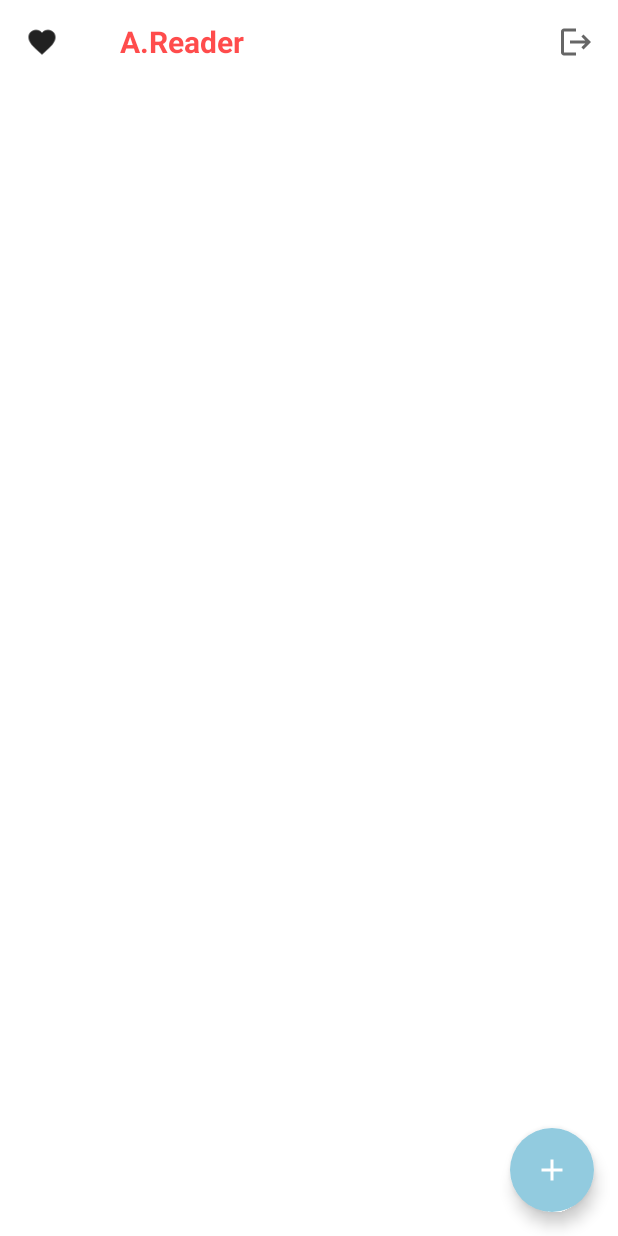
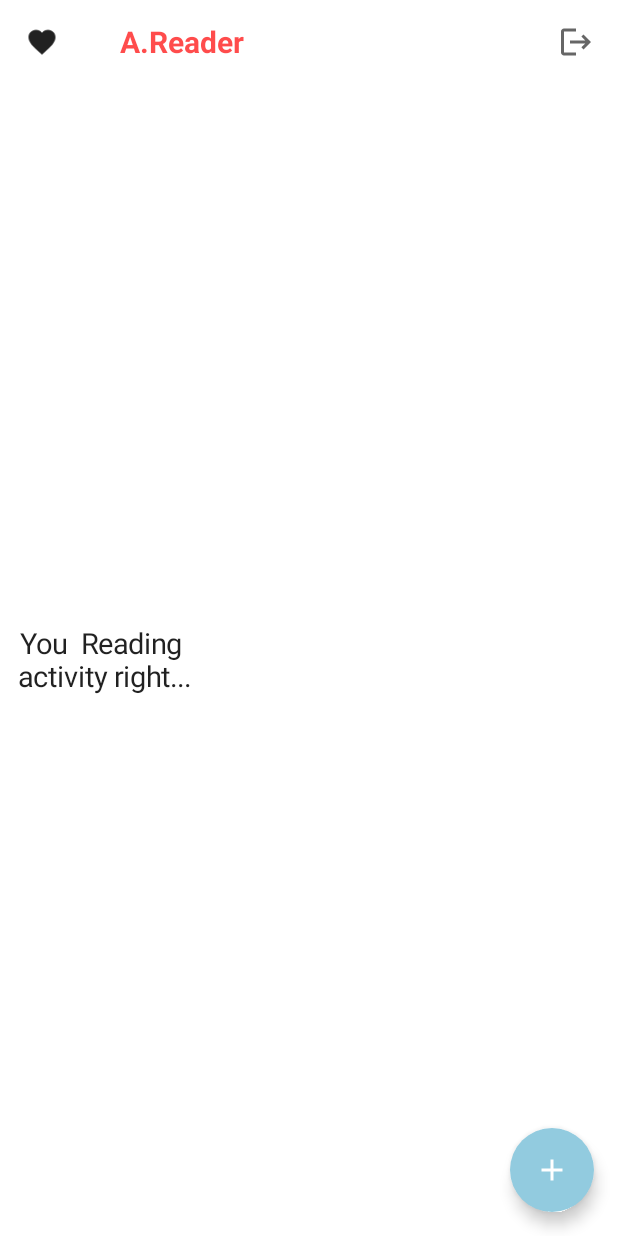
Before and after one commit to wladyband/App-Kotlin-Book-Clean-Architecture-, an Android app built with Jetpack Compose: the Home screen opened through its navigation route, on a phone screen of 412 x 824 dp. Run offline under Robolectric (Android 15) with nearby library versions, the phone set to English and light mode, and no system bars; our stand-ins replace Dagger/Hilt's generated code, Firebase (no records; nobody signed in at launch, a user with empty details on screens opened directly).

```diff
--- a/app/build.gradle
+++ b/app/build.gradle
@@ -40,7 +40,7 @@ android {
         compose true
     }
     composeOptions {
-        kotlinCompilerExtensionVersion '1.2.0'
+        kotlinCompilerExtensionVersion '1.4.3'
     }
     packagingOptions {
         resources {
--- a/app/src/main/java/com/wladimirbr/readingplan/MainActivity.kt
+++ b/app/src/main/java/com/wladimirbr/readingplan/MainActivity.kt
@@ -1,7 +1,6 @@
 package com.wladimirbr.readingplan
 
 import android.os.Bundle
-import android.util.Log
 import androidx.activity.ComponentActivity
 import androidx.activity.compose.setContent
 import androidx.compose.foundation.layout.Arrangement
@@ -14,13 +13,12 @@ import androidx.compose.ui.Alignment
 import androidx.compose.ui.ExperimentalComposeUiApi
 import androidx.compose.ui.Modifier
 import androidx.compose.ui.tooling.preview.Preview
-import com.google.firebase.firestore.FirebaseFirestore
 import com.wladimirbr.readingplan.navigation.ReaderNavigation
 import com.wladimirbr.readingplan.ui.theme.ReadingPlanTheme
 
 import dagger.hilt.android.AndroidEntryPoint
 
-
+@ExperimentalComposeUiApi
 @AndroidEntryPoint
 class MainActivity : ComponentActivity() {
     override fun onCreate(savedInstanceState: Bundle?) {
@@ -35,6 +33,7 @@ class MainActivity : ComponentActivity() {
 }
 
 
+@ExperimentalComposeUiApi
 @Composable
 fun ReaderApp() {
 
--- a/app/src/main/java/com/wladimirbr/readingplan/navigation/ReaderNavigation.kt
+++ b/app/src/main/java/com/wladimirbr/readingplan/navigation/ReaderNavigation.kt
@@ -2,7 +2,6 @@ package com.wladimirbr.readingplan.navigation
 
 import androidx.compose.runtime.Composable
 import androidx.compose.ui.ExperimentalComposeUiApi
-import androidx.hilt.navigation.compose.hiltViewModel
 import androidx.navigation.compose.NavHost
 import androidx.navigation.compose.composable
 import androidx.navigation.compose.rememberNavController
--- a/app/src/main/java/com/wladimirbr/readingplan/screens/home/ReaderBookHomeScreen.kt
+++ b/app/src/main/java/com/wladimirbr/readingplan/screens/home/ReaderBookHomeScreen.kt
@@ -1,34 +1,74 @@
 package com.wladimirbr.readingplan.screens.home
 
 import android.annotation.SuppressLint
-import androidx.compose.foundation.layout.fillMaxSize
-import androidx.compose.foundation.layout.padding
-import androidx.compose.material.FloatingActionButton
+
+import androidx.compose.foundation.layout.*
 import androidx.compose.material.Scaffold
 import androidx.compose.material.Surface
+import androidx.compose.material.Text
 import com.wladimirbr.readingplan.components.*
 import androidx.compose.runtime.Composable
+import androidx.compose.ui.Alignment
 import androidx.compose.ui.Modifier
+import androidx.compose.ui.text.font.FontStyle
+import androidx.compose.ui.text.style.TextAlign
 import androidx.compose.ui.unit.dp
+import androidx.compose.ui.unit.sp
 import androidx.navigation.NavController
+import com.wladimirbr.readingplan.model.MBook
+
 import com.wladimirbr.readingplan.navigation.ReaderScreens
 
+
 @SuppressLint("UnusedMaterialScaffoldPaddingParameter")
+
 @Composable
-fun Home(navController: NavController,
-         //viewModel
+fun Home(
+    navController: NavController,
+    //viewModel
 ) {
     Scaffold(topBar = {
         ReaderAppBar(title = "A.Reader", navController = navController)
     },
         floatingActionButton = {
-            FABContent{
+            FABContent {
                 navController.navigate(ReaderScreens.SearchScreen.name)
             }
         }) {
         //content
         Surface(modifier = Modifier.fillMaxSize()) {
-
+            HomeContent(navController)
         }
     }
 }
+
+
+@Composable
+fun HomeContent(navController: NavController) {
+    Column(Modifier.padding(2.dp),
+        verticalArrangement = Arrangement.SpaceEvenly
+    ) {
+        Row(modifier = Modifier.align(alignment = Alignment.Start)) {
+            TitleSection(label = "You  Reading \n" + " activity right... ")
+        }
+    }
+}
+
+@Composable
+fun TitleSection(modifier: Modifier = Modifier, label: String) {
+    Surface(modifier = modifier.padding(start = 5.dp, top = 1.dp)) {
+        Column {
+            Text(
+                text = label,
+                fontSize = 19.sp,
+                fontStyle = FontStyle.Normal,
+                textAlign = TextAlign.Center
+            )
+        }
+    }
+}
+
+@Composable
+fun ReadingRightNowArea(books: List<MBook>, navController: NavController) {
+
+}
--- a/build.gradle
+++ b/build.gradle
@@ -1,6 +1,6 @@
 buildscript {
     ext {
-        compose_ui_version = '1.2.0'
+        compose_ui_version = '1.4.3'
     }
     repositories {
         google()
@@ -10,7 +10,7 @@ buildscript {
 plugins {
     id 'com.android.application' version '7.4.1' apply false
     id 'com.android.library' version '7.4.1' apply false
-    id 'org.jetbrains.kotlin.android' version '1.7.0' apply false
+    id 'org.jetbrains.kotlin.android' version '1.8.10' apply false
     id("com.google.dagger.hilt.android") version "2.44" apply false
     id("com.google.gms.google-services") version "4.3.15" apply false
 }
```
Also changed, not shown: app/src/main/java/com/wladimirbr/readingplan/model/Mbook.kt (added, +42 -0 lines).
